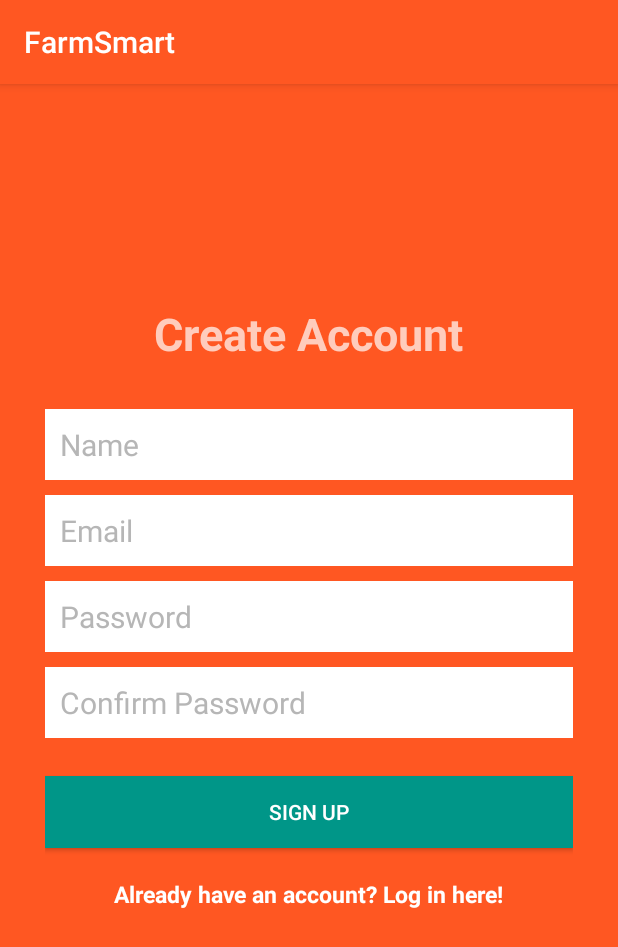
After one commit to ondicho/FarmSmart, an Android app: the CreateAccountActivity screen opened directly, with no data from a screen before it, on a phone screen of 412 x 824 dp. The commit adds this screen. Shown: the top 947 px of the screen. Run offline under Robolectric (Android 15) with nearby library versions, the phone set to English and light mode, and no system bars.

Commit message:
this commit creates a sign up activity page

```diff
--- a/app/build.gradle
+++ b/app/build.gradle
@@ -74,4 +74,6 @@ dependencies {
     implementation "androidx.fragment:fragment:$fragment_version"
     //firebase recycler view
     implementation 'com.firebaseui:firebase-ui-database:3.3.1'
+    //firebase auth
+    implementation 'com.google.firebase:firebase-auth:16.1.0'
 }
--- a/app/src/main/java/com/Constants.java
+++ b/app/src/main/java/com/Constants.java
@@ -2,7 +2,7 @@ package com;
 
 public class Constants {
     public static final String TREFLE_LEFT_URL = "https://trefle.io/api/v1/plants?";
-    public static final String TREFLE_RIGHT_URL="&filter%5Bcommon_name%5D=";
+    public static final String TREFLE_RIGHT_URL="filter%5Bcommon_name%5D=";
     public static final String TREFLE_API_KEY = "_ubFBW9pJVcNZP-kRJqjF0Q_obxMbzbZmvG9lmXP3R4";
 
     public static final String PREFERENCES_CROP_KEY="crop";
--- /dev/null
+++ b/app/src/main/java/com/moringaschool/farmsmart/CreateAccountActivity.java
@@ -0,0 +1,14 @@
+package com.moringaschool.farmsmart;
+
+import androidx.appcompat.app.AppCompatActivity;
+
+import android.os.Bundle;
+
+public class CreateAccountActivity extends AppCompatActivity {
+
+    @Override
+    protected void onCreate(Bundle savedInstanceState) {
+        super.onCreate(savedInstanceState);
+        setContentView(R.layout.activity_create_account);
+    }
+}
--- /dev/null
+++ b/app/src/main/res/layout/activity_create_account.xml
@@ -0,0 +1,108 @@
+<?xml version="1.0" encoding="utf-8"?>
+<RelativeLayout xmlns:android="http://schemas.android.com/apk/res/android"
+    xmlns:tools="http://schemas.android.com/tools"
+    tools:context="com.moringaschool.farmsmart.CreateAccountActivity"
+    android:layout_width="match_parent" android:layout_height="match_parent"
+    android:background="@color/colorPrimary">
+
+    <LinearLayout
+        android:orientation="vertical"
+        android:layout_width="match_parent"
+        android:layout_height="wrap_content"
+        android:padding="30dp"
+        android:layout_centerVertical="true"
+        android:layout_centerHorizontal="true"
+        android:id="@+id/linearLayout">
+
+        <EditText
+            android:id="@+id/nameEditText"
+            android:layout_width="match_parent"
+            android:layout_height="wrap_content"
+            android:background="@android:color/white"
+            android:hint="Name"
+            android:nextFocusDown="@+id/passwordEditText"
+            android:padding="10dp"
+            android:layout_marginBottom="10dp"
+            android:textColor="@android:color/black"
+            android:textColorHint="@color/colorDivider"
+            android:textSize="20sp" />
+
+        <EditText
+            android:id="@+id/emailEditText"
+            android:layout_width="match_parent"
+            android:layout_height="wrap_content"
+            android:background="@android:color/white"
+            android:hint="Email"
+            android:inputType="textEmailAddress"
+            android:nextFocusDown="@+id/passwordEditText"
+            android:padding="10dp"
+            android:layout_marginBottom="10dp"
+            android:textColor="@android:color/black"
+            android:textColorHint="@color/colorDivider"
+            android:textSize="20sp" />
+
+        <EditText
+            android:id="@+id/passwordEditText"
+            android:layout_width="match_parent"
+            android:layout_height="wrap_content"
+            android:background="@android:color/white"
+            android:hint="Password"
+            android:inputType="textPassword"
+            android:nextFocusDown="@+id/passwordEditText"
+            android:padding="10dp"
+            android:layout_marginBottom="10dp"
+            android:textColor="@android:color/black"
+            android:textColorHint="@color/colorDivider"
+            android:textSize="20sp" />
+
+        <EditText
+            android:id="@+id/confirmPasswordEditText"
+            android:layout_width="match_parent"
+            android:layout_height="wrap_content"
+            android:background="@android:color/white"
+            android:hint="Confirm Password"
+            android:inputType="textPassword"
+            android:nextFocusDown="@+id/passwordEditText"
+            android:padding="10dp"
+            android:layout_marginBottom="10dp"
+            android:textColor="@android:color/black"
+            android:textColorHint="@color/colorDivider"
+            android:textSize="20sp" />
+
+
+        <Button
+            android:id="@+id/createUserButton"
+            android:layout_width="match_parent"
+            android:layout_height="wrap_content"
+            android:padding="10dp"
+            android:text="Sign up"
+            android:background="@color/colorAccent"
+            android:layout_marginTop="15dp"
+            android:textColor="@color/colorTextIcons" />
+
+        <TextView
+            android:layout_width="wrap_content"
+            android:layout_height="wrap_content"
+            android:layout_marginTop="20dp"
+            android:textColor="@color/colorTextIcons"
+            android:textStyle="bold"
+            android:textSize="15sp"
+            android:text="Already have an account? Log in here!"
+            android:id="@+id/loginTextView"
+            android:layout_gravity="center_horizontal" />
+
+    </LinearLayout>
+
+    <TextView
+        android:layout_width="wrap_content"
+        android:layout_height="wrap_content"
+        android:text="Create Account"
+        android:textColor="@color/colorPrimaryLight"
+        android:textSize="30dp"
+        android:textStyle="bold"
+        android:layout_above="@+id/linearLayout"
+        android:layout_centerHorizontal="true" />
+
+
+
+</RelativeLayout>
--- a/app/src/main/res/layout/activity_farm_list.xml
+++ b/app/src/main/res/layout/activity_farm_list.xml
@@ -36,7 +36,8 @@
         android:textSize="50sp"
         android:textStyle="bold"
         android:textColor="@color/colorTextIcons"
-        android:visibility="gone"/>
+        android:visibility="gone"
+        />
 
     <ListView
         android:layout_width="match_parent"
--- a/app/src/main/res/menu/menu_search.xml
+++ b/app/src/main/res/menu/menu_search.xml
@@ -1,7 +1,7 @@
 <?xml version="1.0" encoding="utf-8"?>
 <menu xmlns:android="http://schemas.android.com/apk/res/android"
-    xmlns:app="http://schemas.android.com/apk/res-auto">
-
+    xmlns:app="http://schemas.android.com/apk/res-auto"
+    xmlns:tools="http://schemas.android.com/tools">
     <item
         android:id="@+id/action_search"
         android:icon="@drawable/ic_search_24px"
```
Also changed, not shown: app/src/main/AndroidManifest.xml (+4 -3 lines), app/src/main/java/com/moringaschool/farmsmart/FarmListActivity.java (+34 -33 lines), app/src/main/java/com/moringaschool/farmsmart/FarmSmartActivity.java (+6 -2 lines), app/src/main/java/com/networking/TrefleClient.java (+7 -8 lines), app/src/main/res/layout/activity_farm_smart.xml (+4 -4 lines).
